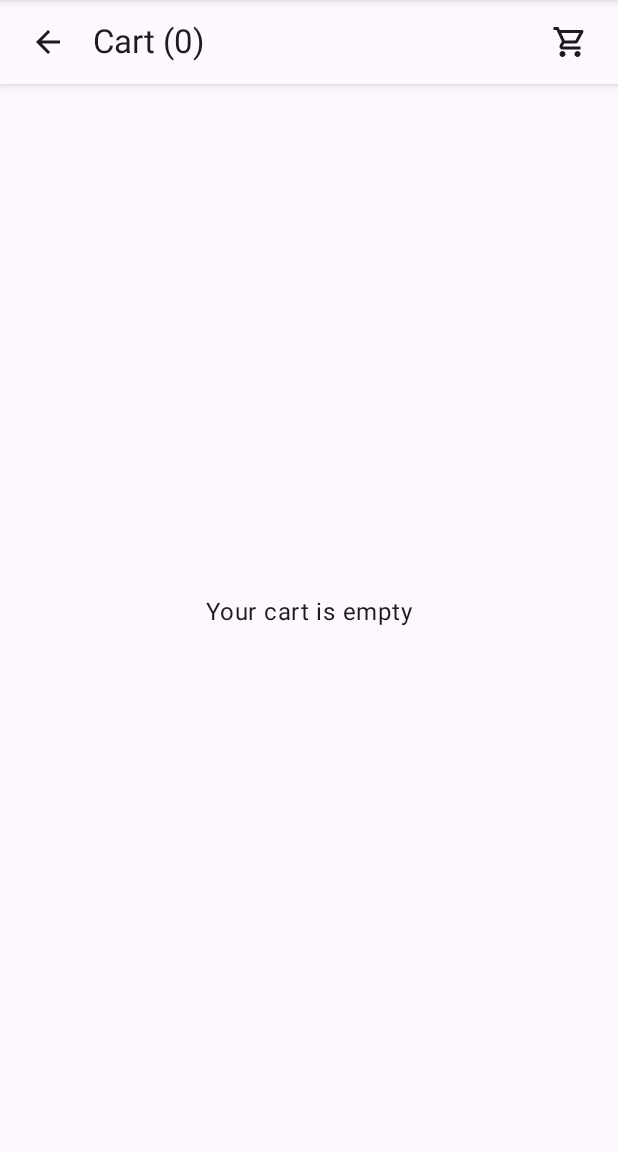
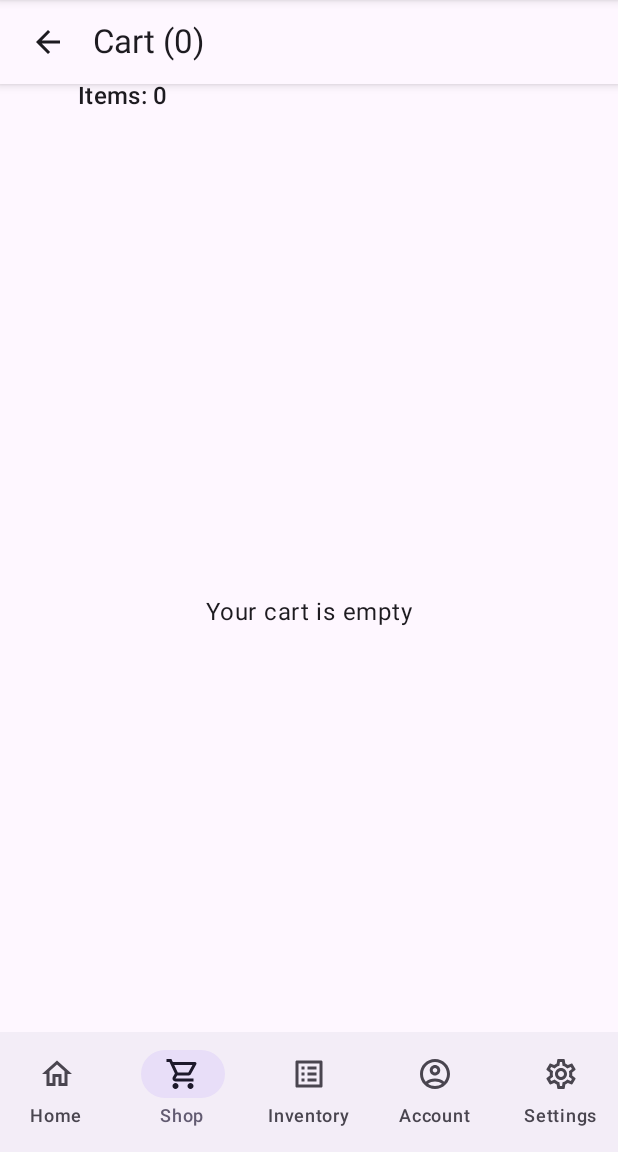
Before and after one commit to SekoViper/sitsofe-mobile, an Android app built with Jetpack Compose: the CartScreen screen opened through its navigation route, on a phone screen of 412 x 824 dp, the part 84-1236 px from its top. Run offline under Robolectric (Android 15) with nearby library versions, the phone set to English and light mode, and no system bars; our stand-ins replace Room's generated code, Timber, paging; 1 statement that could not run was skipped.

Commit message:
Add menu items.

```diff
--- a/app/build.gradle.kts
+++ b/app/build.gradle.kts
@@ -79,6 +79,7 @@ dependencies {
     implementation ("androidx.paging:paging-compose:3.3.2")
     implementation ("androidx.compose.material3:material3:1.3.0")
     implementation ("androidx.navigation:navigation-compose:2.7.7")
+    implementation ("androidx.compose.material:material-icons-extended:<compose-version>")
 
     // Retrofit + Gson
     implementation("com.squareup.retrofit2:retrofit:2.11.0")
--- a/app/src/main/java/com/sitsofe/scanner/MainActivity.kt
+++ b/app/src/main/java/com/sitsofe/scanner/MainActivity.kt
@@ -4,9 +4,19 @@ import android.os.Bundle
 import androidx.activity.ComponentActivity
 import androidx.activity.compose.setContent
 import androidx.activity.viewModels
+import androidx.compose.foundation.layout.Box
+import androidx.compose.foundation.layout.PaddingValues
+import androidx.compose.foundation.layout.fillMaxSize
+import androidx.compose.foundation.layout.padding
 import androidx.compose.material3.MaterialTheme
 import androidx.compose.material3.Scaffold
-import androidx.compose.runtime.*
+import androidx.compose.material3.Text
+import androidx.compose.runtime.Composable
+import androidx.compose.runtime.collectAsState
+import androidx.compose.runtime.getValue
+import androidx.compose.runtime.remember
+import androidx.compose.ui.Alignment
+import androidx.compose.ui.Modifier
 import androidx.navigation.compose.NavHost
 import androidx.navigation.compose.composable
 import androidx.navigation.compose.currentBackStackEntryAsState
@@ -17,6 +27,7 @@ import com.sitsofe.scanner.feature.checkout.CheckoutViewModel
 import com.sitsofe.scanner.feature.products.ProductsScreen
 import com.sitsofe.scanner.feature.products.ProductsVMFactory
 import com.sitsofe.scanner.feature.products.ProductsViewModel
+import com.sitsofe.scanner.ui.AppBottomBar
 import com.sitsofe.scanner.ui.AppTopBar
 
 class MainActivity : ComponentActivity() {
@@ -30,14 +41,19 @@ class MainActivity : ComponentActivity() {
             MaterialTheme {
                 val nav = rememberNavController()
                 val backEntry by nav.currentBackStackEntryAsState()
-                val route = backEntry?.destination?.route ?: "products"
+                val route = backEntry?.destination?.route ?: "shop"
                 val canGoBack = nav.previousBackStackEntry != null
                 val cartCount by productsVM.cartCount.collectAsState(initial = 0)
 
-                val title = when (route) {
-                    "cart" -> "Cart ($cartCount)"
-                    "checkout" -> "Complete Sales"
-                    else -> "Products"
+                val (title, showCart) = when {
+                    route.startsWith("shop/checkout") -> "Complete Sales" to false
+                    route.startsWith("shop/cart") -> "Cart ($cartCount)" to false
+                    route.startsWith("shop") -> "Products" to true
+                    route == "home" -> "Home" to false
+                    route == "inventory" -> "Inventory" to false
+                    route == "account" -> "Account" to false
+                    route == "settings" -> "Settings" to false
+                    else -> "Sitsofe" to false
                 }
 
                 Scaffold(
@@ -46,27 +62,37 @@ class MainActivity : ComponentActivity() {
                             showBack = canGoBack,
                             title = title,
                             cartCount = cartCount,
+                            showCart = showCart,
                             onBack = { nav.popBackStack() },
-                            onCart = { if (route != "cart") nav.navigate("cart") }
+                            onCart = { nav.navigate("shop/cart") }
                         )
-                    }
+                    },
+                    bottomBar = { AppBottomBar(nav) }
                 ) { padding ->
-                    NavHost(navController = nav, startDestination = "products") {
-                        composable("products") {
+                    NavHost(navController = nav, startDestination = "shop") {
+
+                        // Tabs
+                        composable("home") { SimpleCenterText(padding, "Home now") }
+                        composable("shop") {
                             ProductsScreen(
                                 vm = productsVM,
-                                onPick = { /* optional */ },
+                                onPick = { /* optional details */ },
                                 outerPadding = padding
                             )
                         }
-                        composable("cart") {
+                        composable("inventory") { SimpleCenterText(padding, "Inventory") }
+                        composable("account") { SimpleCenterText(padding, "Account") }
+                        composable("settings") { SimpleCenterText(padding, "Settings") }
+
+                        // Nested Shop routes
+                        composable("shop/cart") {
                             CartScreen(
                                 vm = productsVM,
                                 onBack = { nav.popBackStack() },
-                                onProceed = { nav.navigate("checkout") }
+                                onProceed = { nav.navigate("shop/checkout") }
                             )
                         }
-                        composable("checkout") {
+                        composable("shop/checkout") {
                             val vm = remember { CheckoutViewModel(this@MainActivity, productsVM) }
                             CheckoutScreen(
                                 vm = vm,
@@ -74,7 +100,7 @@ class MainActivity : ComponentActivity() {
                                 onClose = { nav.popBackStack() },
                                 onCompleted = {
                                     productsVM.clearCart()
-                                    nav.popBackStack("products", inclusive = false)
+                                    nav.popBackStack("shop", inclusive = false)
                                 },
                                 outerPadding = padding
                             )
@@ -85,3 +111,16 @@ class MainActivity : ComponentActivity() {
         }
     }
 }
+
+// Simple placeholder screens for non-Shop tabs
+@Composable
+private fun SimpleCenterText(paddingValues: PaddingValues, text: String) {
+    Box(
+        modifier = Modifier
+            .padding(paddingValues) // <- import added
+            .fillMaxSize(),
+        contentAlignment = Alignment.Center
+    ) {
+        Text(text, style = MaterialTheme.typography.titleLarge)
+    }
+}
--- a/app/src/main/java/com/sitsofe/scanner/feature/cart/CartScreen.kt
+++ b/app/src/main/java/com/sitsofe/scanner/feature/cart/CartScreen.kt
@@ -1,31 +1,10 @@
 package com.sitsofe.scanner.feature.cart
 
-import androidx.compose.foundation.layout.Arrangement
-import androidx.compose.foundation.layout.Box
-import androidx.compose.foundation.layout.Column
-import androidx.compose.foundation.layout.PaddingValues
-import androidx.compose.foundation.layout.Row
-import androidx.compose.foundation.layout.fillMaxSize
-import androidx.compose.foundation.layout.fillMaxWidth
-import androidx.compose.foundation.layout.padding
+import androidx.compose.foundation.layout.*
 import androidx.compose.foundation.lazy.LazyColumn
 import androidx.compose.foundation.lazy.items
-import androidx.compose.material3.Button
-import androidx.compose.material3.Divider
-import androidx.compose.material3.ElevatedCard
-import androidx.compose.material3.FilledTonalButton
-import androidx.compose.material3.MaterialTheme
-import androidx.compose.material3.OutlinedButton
-import androidx.compose.material3.Surface
-import androidx.compose.material3.Text
-import androidx.compose.material3.TextButton
-import androidx.compose.runtime.Composable
-import androidx.compose.runtime.LaunchedEffect
-import androidx.compose.runtime.getValue
-import androidx.compose.runtime.mutableStateOf
-import androidx.compose.runtime.remember
-import androidx.compose.runtime.setValue
-import androidx.compose.runtime.collectAsState
+import androidx.compose.material3.*
+import androidx.compose.runtime.*
 import androidx.compose.ui.Alignment
 import androidx.compose.ui.Modifier
 import androidx.compose.ui.unit.dp
@@ -36,7 +15,8 @@ import com.sitsofe.scanner.feature.products.ProductsViewModel
 fun CartScreen(
     vm: ProductsViewModel,
     onBack: () -> Unit,
-    onProceed: () -> Unit
+    onProceed: () -> Unit,
+    outerPadding: PaddingValues = PaddingValues(40.dp)   // ← NEW
 ) {
     val cart by vm.cart.collectAsState()
     val ids = remember(cart) { cart.keys.toList() }
@@ -56,7 +36,11 @@ fun CartScreen(
         total = computed.sumOf { it.first.price * it.second }
     }
 
-    Column(Modifier.fillMaxSize()) {
+    Column(
+        Modifier
+            .fillMaxSize()
+            .padding(outerPadding) // ← APPLY scaffold padding so footer isn't under bottom bar
+    ) {
         Row(
             Modifier
                 .fillMaxWidth()
@@ -124,6 +108,7 @@ fun CartScreen(
             }
         }
 
+        // Footer stays above the bottom nav thanks to outerPadding above
         Surface(tonalElevation = 2.dp) {
             Row(
                 Modifier
--- /dev/null
+++ b/app/src/main/java/com/sitsofe/scanner/ui/AppBottomBar.kt
@@ -0,0 +1,72 @@
+package com.sitsofe.scanner.ui
+
+import androidx.compose.material.icons.Icons
+import androidx.compose.material.icons.outlined.AccountCircle
+import androidx.compose.material.icons.outlined.Home
+import androidx.compose.material.icons.outlined.ListAlt
+import androidx.compose.material.icons.outlined.Settings
+import androidx.compose.material.icons.outlined.ShoppingCart
+import androidx.compose.material3.Icon
+import androidx.compose.material3.NavigationBar
+import androidx.compose.material3.NavigationBarItem
+import androidx.compose.material3.NavigationBarItemDefaults
+import androidx.compose.material3.Text
+import androidx.compose.runtime.Composable
+import androidx.compose.runtime.getValue
+import androidx.compose.ui.graphics.vector.ImageVector
+import androidx.navigation.NavDestination
+import androidx.navigation.NavDestination.Companion.hierarchy
+import androidx.navigation.NavHostController
+import androidx.navigation.compose.currentBackStackEntryAsState
+
+data class BottomItem(
+    val route: String,
+    val label: String,
+    val icon: ImageVector
+)
+
+/**
+ * Bottom navigation with 5 tabs.
+ * Any route starting with "shop" is considered selected on the Shop tab.
+ */
+@Composable
+fun AppBottomBar(nav: NavHostController) {
+    val items = listOf(
+        BottomItem("home", "Home", Icons.Outlined.Home),
+        BottomItem("shop", "Shop", Icons.Outlined.ShoppingCart),
+        BottomItem("inventory", "Inventory", Icons.Outlined.ListAlt),
+        BottomItem("account", "Account", Icons.Outlined.AccountCircle),
+        BottomItem("settings", "Settings", Icons.Outlined.Settings),
+    )
+
+    val backStackEntry by nav.currentBackStackEntryAsState()
+    val current = backStackEntry?.destination
+
+    NavigationBar {
+        items.forEach { item ->
+            val selected = isSelected(current, item.route)
+            NavigationBarItem(
+                selected = selected,
+                onClick = {
+                    val target = if (item.route == "shop") "shop" else item.route
+                    nav.navigate(target) {
+                        popUpTo(nav.graph.startDestinationId) { saveState = true }
+                        launchSingleTop = true
+                        restoreState = true
+                    }
+                },
+                icon = { Icon(item.icon, contentDescription = item.label) },
+                label = { Text(item.label) },
+                colors = NavigationBarItemDefaults.colors()
+            )
+        }
+    }
+}
+
+private fun isSelected(dest: NavDestination?, route: String): Boolean {
+    if (dest == null) return false
+    return dest.hierarchy.any { d ->
+        val r = d.route ?: return@any false
+        r == route || r.startsWith("$route/")
+    }
+}
--- a/app/src/main/java/com/sitsofe/scanner/ui/AppTopBar.kt
+++ b/app/src/main/java/com/sitsofe/scanner/ui/AppTopBar.kt
@@ -19,6 +19,7 @@ fun AppTopBar(
     showBack: Boolean,
     title: String,
     cartCount: Int,
+    showCart: Boolean,
     onBack: () -> Unit,
     onCart: () -> Unit
 ) {
@@ -48,7 +49,11 @@ fun AppTopBar(
                     .padding(start = 6.dp)
             )
 
-            CartActionIcon(count = cartCount, onClick = onCart)
+            if (showCart) {
+                CartActionIcon(count = cartCount, onClick = onCart)
+            } else {
+                Spacer(Modifier.width(8.dp))
+            }
         }
     }
 }
```
